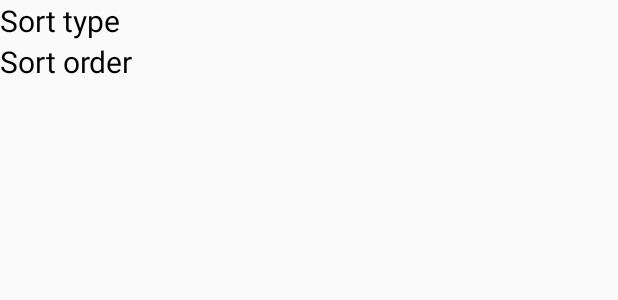
After one commit to sebastiansokolowski/AuctionHunter---Allegro, an Android app: the layout dialog_sort_type.xml on its own in the app's theme, with its tools: preview values and no code run, on a phone screen of 412 x 824 dp. The commit adds this screen. Shown: the top 300 px of the screen. Run offline under Robolectric (Android 15) with nearby library versions, the phone set to English and light mode, and no system bars.

Commit message:
Implement dialog to select sort type/order and delete target. Add new strings.

```diff
--- /dev/null
+++ b/app/src/main/res/layout/dialog_sort_type.xml
@@ -0,0 +1,32 @@
+<?xml version="1.0" encoding="utf-8"?>
+<LinearLayout xmlns:android="http://schemas.android.com/apk/res/android"
+    android:layout_width="wrap_content"
+    android:layout_height="wrap_content"
+    android:orientation="vertical">
+
+    <TextView
+        android:layout_width="wrap_content"
+        android:layout_height="wrap_content"
+        android:text="@string/dialog_title_sort_type_target"
+        android:textColor="@color/black"
+        android:textSize="20dp" />
+
+    <ListView
+        android:id="@+id/lv_sort_type"
+        android:layout_width="wrap_content"
+        android:layout_height="wrap_content"
+        android:choiceMode="singleChoice" />
+
+    <TextView
+        android:layout_width="wrap_content"
+        android:layout_height="wrap_content"
+        android:text="@string/dialog_title_sort_order_target"
+        android:textColor="@color/black"
+        android:textSize="20dp" />
+
+    <ListView
+        android:id="@+id/lv_sort_order"
+        android:layout_width="wrap_content"
+        android:layout_height="wrap_content"
+        android:choiceMode="singleChoice" />
+</LinearLayout>
--- a/app/src/main/res/values/strings.xml
+++ b/app/src/main/res/values/strings.xml
@@ -44,4 +44,13 @@
     <string name="navigation_drawer_close">Close navigation drawer</string>
     <string name="navigation_drawer_open">Open navigation drawer</string>
     <string name="action_settings">Settings</string>
+
+    <!-- dialog messages -->
+    <string name="dialog_message_remove_target">Are you sure?</string>
+    <string name="dialog_title_remove_target">Remove target</string>
+    <string name="dialog_title_sort_type_target">Sort type</string>
+    <string name="dialog_title_sort_order_target">Sort order</string>
+
+    <string name="dialog_ok_button">Ok</string>
+    <string name="dialog_cancel_button">Cancel</string>
 </resources>
```
Also changed, not shown: app/src/main/java/com/sebastian/sokolowski/auctionhunter/main/MainActivity.java (+49 -16 lines), app/src/main/java/com/sebastian/sokolowski/auctionhunter/main/MainContract.java (+11 -7 lines), app/src/main/java/com/sebastian/sokolowski/auctionhunter/main/MainPresenter.java (+19 -2 lines), app/src/main/java/com/sebastian/sokolowski/auctionhunter/main/adapter/DrawerAdapter.java (+7 -2 lines), app/src/main/java/com/sebastian/sokolowski/auctionhunter/newTarget/NewTargetActivity.java (+1 -13 lines), app/src/main/java/com/sebastian/sokolowski/auctionhunter/utils/DialogHelper.java (added, +71 -0 lines), app/src/main/res/menu/main_activity.xml (renamed from app/src/main/res/menu/main.xml, +9 -7 lines), app/src/main/res/values/arrays.xml (added, +16 -0 lines), 2 other files.
